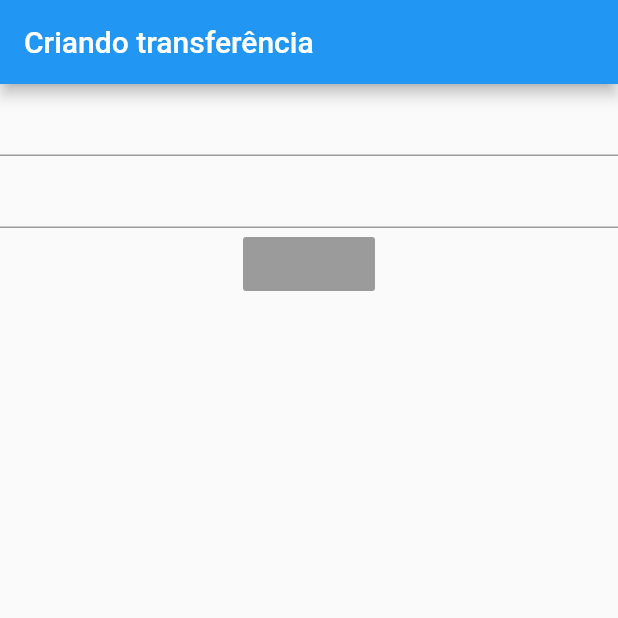
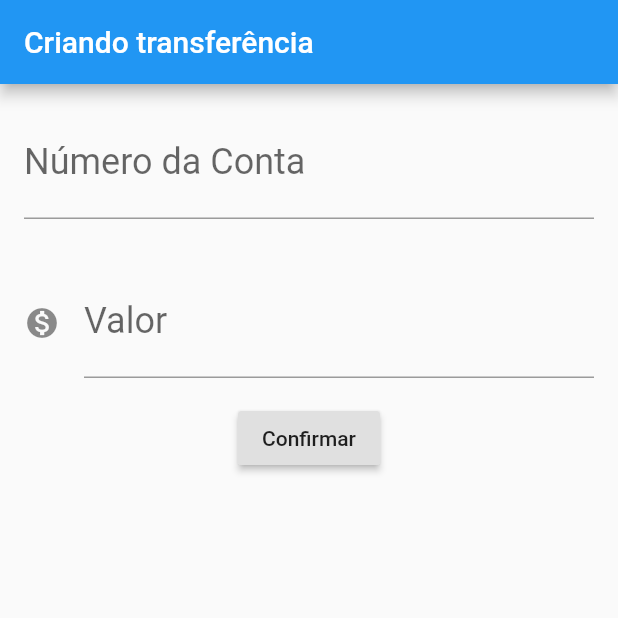
Before and after one commit to lcm4693/bytebank, a Flutter app: the screen it shows after launch, on a phone screen of 412 x 824 dp, the top half of it. Run offline on Flutter 3.47's test engine with Material 2 defaults, Android fonts, the phone set to English and light mode, and no system bars.

Commit message:
função, textfield e button

```diff
--- a/lib/main.dart
+++ b/lib/main.dart
@@ -16,6 +16,10 @@ class ByteBankApp extends StatelessWidget {
 }
 
 class FormularioTransferencia extends StatelessWidget {
+  final TextEditingController _controladorCampoNumeroConta =
+      TextEditingController();
+  final TextEditingController _controladorCampoValor = TextEditingController();
+
   @override
   Widget build(BuildContext context) {
     return Scaffold(
@@ -23,7 +27,56 @@ class FormularioTransferencia extends StatelessWidget {
           title: Text('Criando transferência'),
         ),
         body: Column(
-          children: <Widget>[TextField(), TextField(), RaisedButton()],
+          children: <Widget>[
+            Editor(
+                controlador: _controladorCampoNumeroConta,
+                rotulo: 'Número da Conta',
+                dica: '0000'),
+            Editor(
+                controlador: _controladorCampoValor,
+                rotulo: 'Valor',
+                dica: '0.00',
+                icone: Icons.monetization_on),
+            RaisedButton(
+                child: Text('Confirmar'),
+                onPressed: () {
+                  _criarTransferencia();
+                }),
+          ],
+        ));
+  }
+
+  void _criarTransferencia() {
+    final int numeroConta = int.tryParse(_controladorCampoNumeroConta.text);
+    final double valor = double.tryParse(_controladorCampoValor.text);
+    if (numeroConta != null && valor != null) {
+      final Transferencia transferenciaCriada =
+          Transferencia(valor, numeroConta);
+    }
+  }
+}
+
+class Editor extends StatelessWidget {
+  final TextEditingController controlador;
+  final String rotulo;
+  final String dica;
+  final IconData icone;
+
+  Editor({this.controlador, this.rotulo, this.dica, this.icone});
+
+  @override
+  Widget build(BuildContext context) {
+    return Padding(
+        padding: const EdgeInsets.all(16.0),
+        child: TextField(
+          controller: controlador,
+          style: TextStyle(fontSize: 24.0),
+          decoration: InputDecoration(
+            icon: icone != null ? Icon(icone) : null,
+            labelText: rotulo,
+            hintText: dica,
+          ),
+          keyboardType: TextInputType.number,
         ));
   }
 }
@@ -34,9 +87,9 @@ class ListaTransferencias extends StatelessWidget {
     return Scaffold(
       body: Column(
         children: <Widget>[
-          ItemTransferencia(Transferencia(300.00, 3000.00)),
-          ItemTransferencia(Transferencia(200.00, 2000.00)),
-          ItemTransferencia(Transferencia(100.00, 1000.00)),
+          ItemTransferencia(Transferencia(300.00, 123)),
+          ItemTransferencia(Transferencia(200.00, 1234)),
+          ItemTransferencia(Transferencia(100.00, 12345)),
         ],
       ),
       appBar: AppBar(
@@ -67,9 +120,13 @@ class ItemTransferencia extends StatelessWidget {
 
 class Transferencia {
   final double valor;
-  final double numeroConta;
+  final int numeroConta;
 
   Transferencia(this.valor, this.numeroConta);
+
+  String toString() {
+    return 'Transferencia {numeroConta:$numeroConta valor:$valor}';
+  }
 }
 
 // class MyApp extends StatelessWidget {
```
